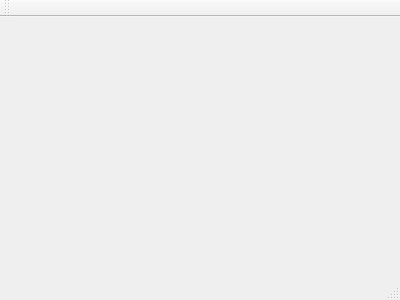
Before: the Qt Designer form ResourceUi/mainwindow.ui in Vonkuro/Yoti-AppPuzzleAtelier, drawn with Qt 5.
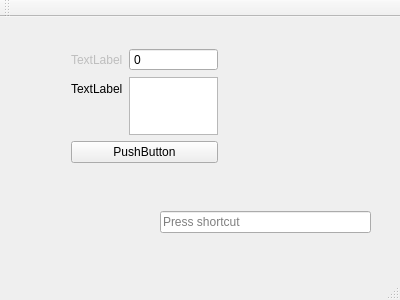
After: the same form once the commit is applied.

The edit to the form file:
```diff
--- a/ResourceUi/mainwindow.ui
+++ b/ResourceUi/mainwindow.ui
@@ -17,13 +17,62 @@
    <widget class="QWidget" name="verticalLayoutWidget">
     <property name="geometry">
      <rect>
-      <x>140</x>
-      <y>60</y>
-      <width>160</width>
-      <height>80</height>
+      <x>60</x>
+      <y>20</y>
+      <width>169</width>
+      <height>137</height>
      </rect>
     </property>
-    <layout class="QVBoxLayout" name="verticalLayout"/>
+    <layout class="QVBoxLayout" name="verticalLayout">
+     <item>
+      <layout class="QFormLayout" name="formLayout">
+       <item row="0" column="1">
+        <widget class="QSpinBox" name="spinBox">
+         <property name="buttonSymbols">
+          <enum>QAbstractSpinBox::NoButtons</enum>
+         </property>
+        </widget>
+       </item>
+       <item row="1" column="0">
+        <widget class="QLabel" name="label_2">
+         <property name="text">
+          <string>TextLabel</string>
+         </property>
+        </widget>
+       </item>
+       <item row="1" column="1">
+        <widget class="QTextEdit" name="textEdit"/>
+       </item>
+       <item row="0" column="0">
+        <widget class="QLabel" name="label">
+         <property name="enabled">
+          <bool>false</bool>
+         </property>
+         <property name="text">
+          <string>TextLabel</string>
+         </property>
+        </widget>
+       </item>
+      </layout>
+     </item>
+     <item>
+      <widget class="QPushButton" name="pushButton">
+       <property name="text">
+        <string>PushButton</string>
+       </property>
+      </widget>
+     </item>
+    </layout>
+   </widget>
+   <widget class="QKeySequenceEdit" name="keySequenceEdit">
+    <property name="geometry">
+     <rect>
+      <x>160</x>
+      <y>190</y>
+      <width>211</width>
+      <height>31</height>
+     </rect>
+    </property>
    </widget>
   </widget>
   <widget class="QMenuBar" name="menuBar">
```
